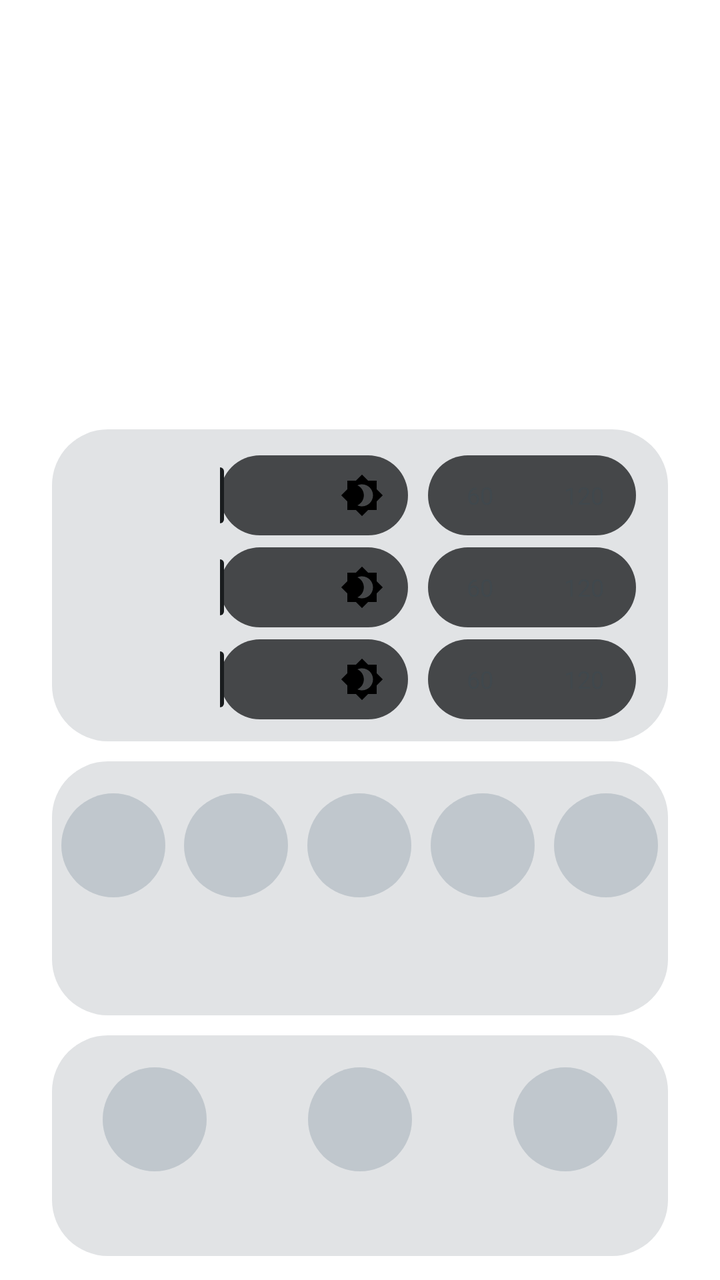
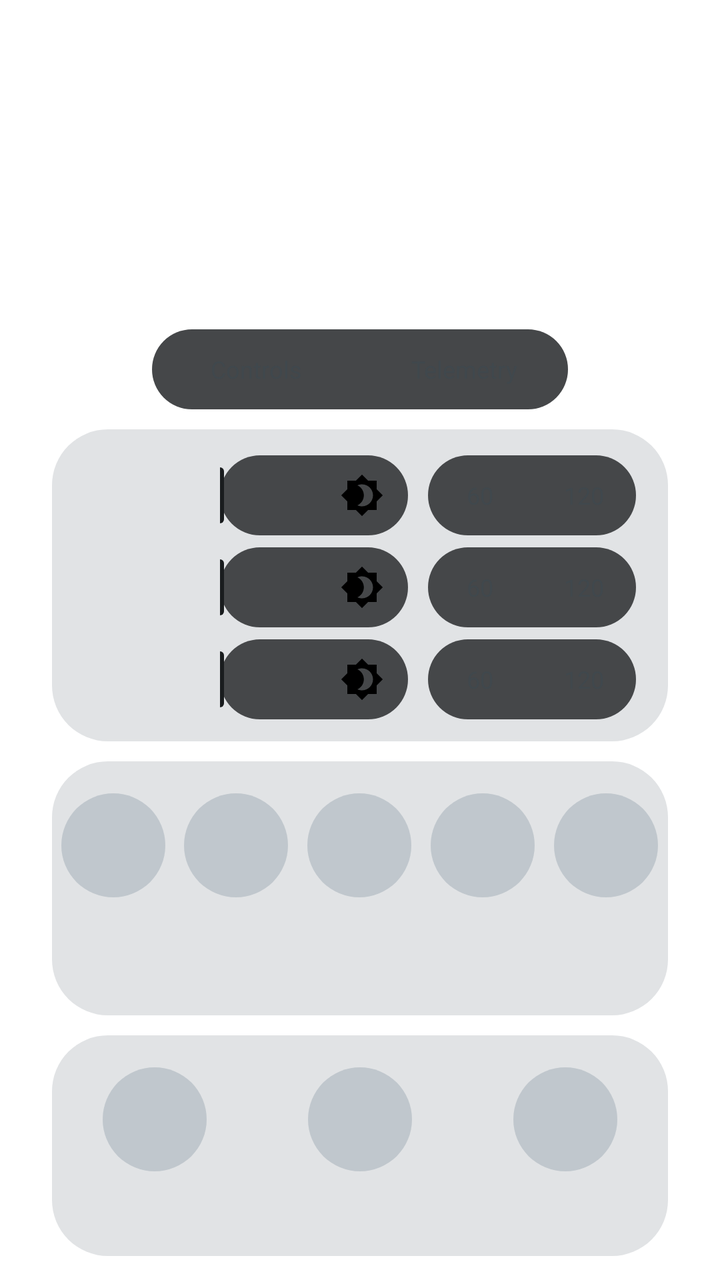

Before-and-after screenshots of an Android layout around one commit, followed by the original layout XML and the change that was made.
<!-- AndroidManifest.xml: activity theme PanelTheme -->
<!-- res/layout/panel.xml -->
<?xml version="1.0" encoding="utf-8"?>
<FrameLayout xmlns:android="http://schemas.android.com/apk/res/android"
    android:layout_width="match_parent"
    android:layout_height="match_parent">

    <LinearLayout
        android:id="@+id/panel_root"
        android:layout_width="match_parent"
        android:layout_height="wrap_content"
        android:layout_gravity="bottom"
        android:layout_marginStart="26dp"
        android:layout_marginEnd="26dp"
        android:layout_marginBottom="12dp"
        android:orientation="vertical">

        <LinearLayout
            android:id="@+id/card_bright"
            android:layout_width="match_parent"
            android:layout_height="wrap_content"
            android:background="@drawable/panel_card"
            android:orientation="vertical"
            android:paddingTop="10dp"
            android:paddingBottom="8dp">


            <include layout="@layout/brightness_row" android:id="@+id/bright_top" />
            <include layout="@layout/brightness_row" android:id="@+id/bright_bottom" />
            <include layout="@layout/brightness_row" android:id="@+id/row_volume" />
        </LinearLayout>

        <LinearLayout
            android:id="@+id/card_quick"
            android:layout_width="match_parent"
            android:layout_height="wrap_content"
            android:layout_marginTop="10dp"
            android:background="@drawable/panel_card"
            android:orientation="vertical"
            android:paddingTop="10dp"
            android:paddingBottom="12dp">


            <LinearLayout
                android:layout_width="match_parent"
                android:layout_height="wrap_content"
                android:orientation="horizontal"
                android:baselineAligned="false">

                <include layout="@layout/quick_item" android:id="@+id/quick_fan" />
                <include layout="@layout/quick_item" android:id="@+id/quick_stick" />
                <include layout="@layout/quick_item" android:id="@+id/quick_move" />
                <include layout="@layout/quick_item" android:id="@+id/quick_clean" />
                <include layout="@layout/quick_item" android:id="@+id/quick_haptics" />
            </LinearLayout>
        </LinearLayout>
        <LinearLayout
            android:id="@+id/card"
            android:layout_width="match_parent"
            android:layout_height="wrap_content"
            android:layout_marginTop="10dp"
            android:background="@drawable/panel_card"
            android:orientation="vertical"
            android:paddingTop="10dp"
            android:paddingBottom="12dp">


            <LinearLayout
                android:layout_width="match_parent"
                android:layout_height="wrap_content"
                android:orientation="horizontal"
                android:baselineAligned="false">

                <include layout="@layout/mode_item" android:id="@+id/mode_dual" />
                <include layout="@layout/mode_item" android:id="@+id/mode_top" />
                <include layout="@layout/mode_item" android:id="@+id/mode_bottom" />
            </LinearLayout>
        </LinearLayout>

    </LinearLayout>
</FrameLayout>
<!-- res/layout/brightness_row.xml (included above) -->
<?xml version="1.0" encoding="utf-8"?>
<LinearLayout xmlns:android="http://schemas.android.com/apk/res/android"
    android:layout_width="match_parent"
    android:layout_height="wrap_content"
    android:orientation="horizontal"
    android:gravity="center_vertical"
    android:paddingStart="16dp"
    android:paddingEnd="16dp"
    android:paddingTop="3dp"
    android:paddingBottom="3dp">

    <TextView
        android:id="@+id/bright_label"
        android:layout_width="wrap_content"
        android:layout_height="wrap_content"
        android:minWidth="58dp"
        android:textColor="@color/panel_on_surface_dim"
        android:textSize="12sp" />

    <FrameLayout
        android:layout_width="0dp"
        android:layout_height="wrap_content"
        android:layout_weight="1"
        android:layout_marginStart="10dp">

        <SeekBar
            android:id="@+id/bright_bar"
            android:layout_width="match_parent"
            android:layout_height="40dp"
            android:minHeight="40dp"
            android:maxHeight="40dp"
            android:progressDrawable="@drawable/bright_track"
            android:thumb="@drawable/bright_thumb"
            android:splitTrack="false"
            android:paddingStart="0dp"
            android:paddingEnd="0dp"
            android:thumbOffset="2dp"
            android:max="100" />

        <ImageView
            android:id="@+id/bright_icon"
            android:layout_width="22dp"
            android:layout_height="22dp"
            android:layout_gravity="end|center_vertical"
            android:layout_marginEnd="12dp"
            android:src="@drawable/ic_brightness"
            android:contentDescription="@null" />
    </FrameLayout>

    
    <LinearLayout
        android:id="@+id/hz_group"
        android:layout_width="wrap_content"
        android:layout_height="40dp"
        android:layout_marginStart="10dp"
        android:orientation="horizontal"
        android:background="@drawable/hz_group">

        <TextView
            android:id="@+id/hz_low"
            android:layout_width="wrap_content"
            android:layout_height="match_parent"
            android:gravity="center"
            android:minWidth="52dp"
            android:paddingStart="4dp"
            android:paddingEnd="4dp"
            android:background="@drawable/hz_seg"
            android:textColor="@color/hz_text"
            android:textSize="12sp"
            android:clickable="true"
            android:focusable="true"
            android:text="@string/hz_low" />

        <TextView
            android:id="@+id/hz_high"
            android:layout_width="wrap_content"
            android:layout_height="match_parent"
            android:gravity="center"
            android:minWidth="52dp"
            android:paddingStart="4dp"
            android:paddingEnd="4dp"
            android:background="@drawable/hz_seg"
            android:textColor="@color/hz_text"
            android:textSize="12sp"
            android:clickable="true"
            android:focusable="true"
            android:text="@string/hz_high" />
    </LinearLayout>
</LinearLayout>
<!-- res/layout/quick_item.xml (included above) -->
<?xml version="1.0" encoding="utf-8"?>
<LinearLayout xmlns:android="http://schemas.android.com/apk/res/android"
    android:layout_width="0dp"
    android:layout_height="wrap_content"
    android:layout_weight="1"
    android:orientation="vertical"
    android:gravity="center_horizontal"
    android:clickable="true"
    android:focusable="true"
    android:paddingTop="6dp"
    android:paddingBottom="6dp"
    android:background="?android:attr/selectableItemBackgroundBorderless">

    <ImageView
        android:id="@+id/icon"
        android:layout_width="52dp"
        android:layout_height="52dp"
        android:background="@drawable/mode_circle"
        android:padding="13dp"
        android:tint="@color/mode_icon_tint"
        android:contentDescription="@null" />

    <TextView
        android:id="@+id/label"
        android:layout_width="wrap_content"
        android:layout_height="wrap_content"
        android:layout_marginTop="8dp"
        android:gravity="center"
        android:maxLines="1"
        android:textColor="@color/panel_on_surface"
        android:textSize="12sp" />

    <TextView
        android:id="@+id/state"
        android:layout_width="wrap_content"
        android:layout_height="wrap_content"
        android:layout_marginTop="2dp"
        android:gravity="center"
        android:maxLines="1"
        android:textColor="@color/panel_on_surface_dim"
        android:textSize="11sp" />
</LinearLayout>
<!-- res/layout/mode_item.xml (included above) -->
<?xml version="1.0" encoding="utf-8"?>
<LinearLayout xmlns:android="http://schemas.android.com/apk/res/android"
    android:layout_width="0dp"
    android:layout_height="wrap_content"
    android:layout_weight="1"
    android:orientation="vertical"
    android:gravity="center_horizontal"
    android:clickable="true"
    android:focusable="true"
    android:paddingTop="6dp"
    android:paddingBottom="6dp"
    android:background="?android:attr/selectableItemBackgroundBorderless">

    <ImageView
        android:id="@+id/icon"
        android:layout_width="52dp"
        android:layout_height="52dp"
        android:background="@drawable/mode_circle"
        android:padding="13dp"
        android:tint="@color/mode_icon_tint"
        android:contentDescription="@null" />

    <TextView
        android:id="@+id/label"
        android:layout_width="wrap_content"
        android:layout_height="wrap_content"
        android:layout_marginTop="8dp"
        android:gravity="center"
        android:maxLines="2"
        android:textColor="@color/panel_on_surface"
        android:textSize="12sp" />
</LinearLayout>
<!-- resources referenced by this layout -->
<resources>
  <color name="panel_on_surface">@android:color/system_neutral1_900</color>
  <color name="panel_on_surface_dim">@android:color/system_neutral2_700</color>
  <!-- drawable bright_thumb (drawable) -->
  <?xml version="1.0" encoding="utf-8"?>
  <shape xmlns:android="http://schemas.android.com/apk/res/android"
      android:shape="rectangle">
      <solid android:color="@color/bright_thumb" />
      <corners android:radius="2dp" />
      <size android:width="4dp" android:height="28dp" />
  </shape>
  <!-- drawable bright_track (drawable) -->
  <?xml version="1.0" encoding="utf-8"?>
  <layer-list xmlns:android="http://schemas.android.com/apk/res/android">
      <item android:id="@android:id/background">
          <shape android:shape="rectangle">
              <solid android:color="@color/bright_track_bg" />
              <corners android:radius="20dp" />
          </shape>
      </item>
      <item android:id="@android:id/progress">
          <clip>
              <shape android:shape="rectangle">
                  <solid android:color="@color/bright_track_fill" />
                  <corners android:radius="20dp" />
              </shape>
          </clip>
      </item>
  </layer-list>
  <!-- drawable hz_group (drawable) -->
  <?xml version="1.0" encoding="utf-8"?>
  <shape xmlns:android="http://schemas.android.com/apk/res/android" android:shape="rectangle">
      <solid android:color="@color/bright_track_bg" />
      <corners android:radius="20dp" />
  </shape>
  <!-- drawable hz_seg (drawable) -->
  <?xml version="1.0" encoding="utf-8"?>
  <selector xmlns:android="http://schemas.android.com/apk/res/android">
      <item android:state_selected="true">
          <shape android:shape="rectangle">
              <solid android:color="@color/bright_track_fill" />
              <corners android:radius="20dp" />
          </shape>
      </item>
      <item><shape android:shape="rectangle"><solid android:color="@android:color/transparent" /></shape></item>
  </selector>
  <!-- drawable ic_brightness (drawable) -->
  <?xml version="1.0" encoding="utf-8"?>
  <vector xmlns:android="http://schemas.android.com/apk/res/android"
      android:width="22dp" android:height="22dp"
      android:viewportWidth="24" android:viewportHeight="24">
      <path android:fillColor="#FF000000"
          android:pathData="M20,8.69V4h-4.69L12,0.69L8.69,4H4v4.69L0.69,12L4,15.31V20h4.69L12,23.31L15.31,20H20v-4.69L23.31,12L20,8.69zM12,18c-0.89,0 -1.74,-0.2 -2.5,-0.55C11.56,16.5 13,14.42 13,12s-1.44,-4.5 -3.5,-5.45C10.26,6.2 11.11,6 12,6c3.31,0 6,2.69 6,6S15.31,18 12,18z" />
  </vector>
  <!-- drawable mode_circle (drawable) -->
  <?xml version="1.0" encoding="utf-8"?>
  <selector xmlns:android="http://schemas.android.com/apk/res/android">
      <item android:state_selected="true">
          <shape android:shape="oval">
              <solid android:color="@color/panel_selected" />
          </shape>
      </item>
      <item>
          <shape android:shape="oval">
              <solid android:color="@color/panel_unselected" />
          </shape>
      </item>
  </selector>
  <!-- drawable panel_card (drawable) -->
  <?xml version="1.0" encoding="utf-8"?>
  <shape xmlns:android="http://schemas.android.com/apk/res/android" android:shape="rectangle">
      <solid android:color="@color/panel_card" />
      <corners android:radius="28dp" />
  </shape>
  <string name="hz_high">120</string>
  <string name="hz_low">60</string>
  <color name="bright_thumb">@android:color/system_neutral1_900</color>
  <color name="bright_track_bg">@android:color/system_neutral1_700</color>
  <color name="bright_track_fill">@android:color/system_accent1_100</color>
  <color name="panel_selected">@android:color/system_accent1_600</color>
  <color name="panel_unselected">@android:color/system_neutral2_200</color>
  <color name="panel_card">@android:color/system_neutral1_100</color>
  <!-- unchanged entries left out for length: 1 -->
</resources>

<!-- the commit's change to res/layout/panel.xml (unified diff, before → after) -->
@@ -12,6 +12,47 @@
         android:layout_marginEnd="26dp"
         android:layout_marginBottom="12dp"
         android:orientation="vertical">
+
+        
+        <LinearLayout
+            android:id="@+id/tab_strip"
+            android:layout_width="wrap_content"
+            android:layout_height="40dp"
+            android:layout_gravity="center_horizontal"
+            android:layout_marginBottom="10dp"
+            android:orientation="horizontal"
+            android:background="@drawable/hz_group">
+
+            <TextView
+                android:id="@+id/tab_controls"
+                android:layout_width="wrap_content"
+                android:layout_height="match_parent"
+                android:gravity="center"
+                android:minWidth="104dp"
+                android:paddingStart="8dp"
+                android:paddingEnd="8dp"
+                android:background="@drawable/hz_seg"
+                android:textColor="@color/hz_text"
+                android:textSize="12sp"
+                android:clickable="true"
+                android:focusable="true"
+                android:text="@string/tab_controls" />
+
+            <TextView
+                android:id="@+id/tab_telemetry"
+                android:layout_width="wrap_content"
+                android:layout_height="match_parent"
+                android:gravity="center"
+                android:minWidth="104dp"
+                android:paddingStart="8dp"
+                android:paddingEnd="8dp"
+                android:background="@drawable/hz_seg"
+                android:textColor="@color/hz_text"
+                android:textSize="12sp"
+                android:clickable="true"
+                android:focusable="true"
+                android:text="@string/tab_telemetry" />
+        </LinearLayout>
 
         <LinearLayout
             android:id="@+id/card_bright"
@@ -52,6 +93,19 @@
                 <include layout="@layout/quick_item" android:id="@+id/quick_haptics" />
             </LinearLayout>
         </LinearLayout>
+
+        
+        <LinearLayout
+            android:id="@+id/card_telemetry"
+            android:layout_width="match_parent"
+            android:layout_height="wrap_content"
+            android:background="@drawable/panel_card"
+            android:orientation="vertical"
+            android:visibility="gone">
+
+            <include layout="@layout/telemetry_card" android:id="@+id/telemetry_body" />
+        </LinearLayout>
+
         <LinearLayout
             android:id="@+id/card"
             android:layout_width="match_parent"
@@ -210,6 +264,49 @@
         android:textColor="@color/panel_on_surface_dim"
         android:textSize="11sp" />
 </LinearLayout>
+<!-- res/layout/telemetry_card.xml (included above) -->
+<?xml version="1.0" encoding="utf-8"?>
+<LinearLayout xmlns:android="http://schemas.android.com/apk/res/android"
+    android:layout_width="match_parent"
+    android:layout_height="wrap_content"
+    android:orientation="vertical"
+    android:paddingTop="6dp"
+    android:paddingBottom="8dp">
+
+    <LinearLayout
+        android:layout_width="match_parent"
+        android:layout_height="wrap_content"
+        android:orientation="horizontal"
+        android:baselineAligned="false">
+
+        <LinearLayout
+            android:id="@+id/gauge_col_left"
+            android:layout_width="0dp"
+            android:layout_height="wrap_content"
+            android:layout_weight="1"
+            android:orientation="vertical" />
+
+        <LinearLayout
+            android:id="@+id/gauge_col_right"
+            android:layout_width="0dp"
+            android:layout_height="wrap_content"
+            android:layout_weight="1"
+            android:orientation="vertical" />
+    </LinearLayout>
+
+    
+    <TextView
+        android:id="@+id/gauge_empty"
+        android:layout_width="match_parent"
+        android:layout_height="wrap_content"
+        android:gravity="center"
+        android:paddingTop="12dp"
+        android:paddingBottom="12dp"
+        android:textColor="@color/panel_on_surface_dim"
+        android:textSize="12sp"
+        android:visibility="gone"
+        android:text="@string/telemetry_none" />
+</LinearLayout>
 <!-- res/layout/mode_item.xml (included above) -->
 <?xml version="1.0" encoding="utf-8"?>
 <LinearLayout xmlns:android="http://schemas.android.com/apk/res/android"
<!-- resource entries referenced after the edit -->
@@ -75,6 +75,9 @@
   </shape>
   <string name="hz_high">120</string>
   <string name="hz_low">60</string>
+  <string name="tab_controls">Controls</string>
+  <string name="tab_telemetry">Telemetry</string>
+  <string name="telemetry_none">Nothing readable \u2014 is root granted?</string>
   <color name="bright_thumb">@android:color/system_neutral1_900</color>
   <color name="bright_track_bg">@android:color/system_neutral1_700</color>
   <color name="bright_track_fill">@android:color/system_accent1_100</color>
